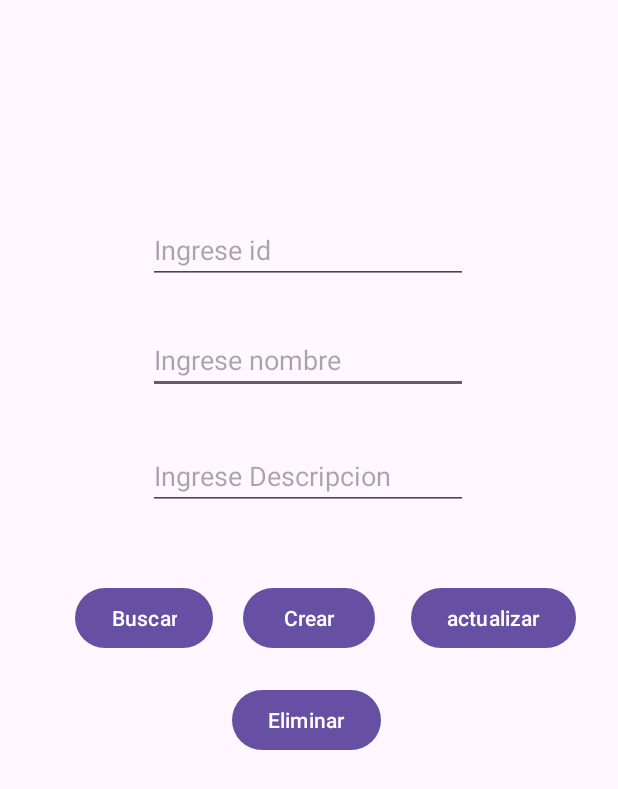
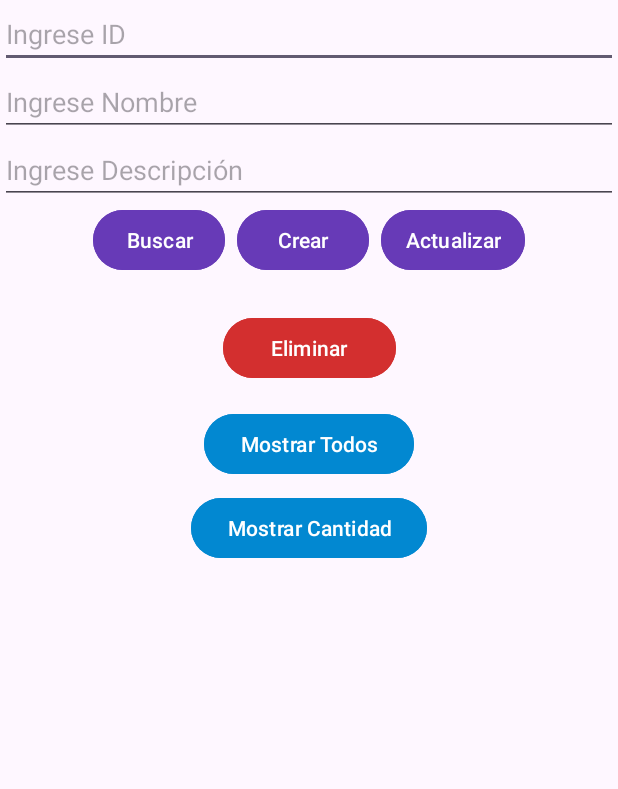
Before and after one commit to MOV-2024-B-CC-GR1/mov-gr1-calahorrano-cualchi-david-alejandro, an Android app: the ECrudEntrenador screen opened directly, with no data from a screen before it, on a phone screen of 412 x 824 dp. Shown: the top 789 px of the screen. Run offline under Robolectric (Android 15) with nearby library versions, the phone set to English and light mode, and no system bars.

Commit message:
Modify and updates SQLite button.

```diff
--- a/Android-01/app/src/main/res/layout/activity_ecrud_entrenador.xml
+++ b/Android-01/app/src/main/res/layout/activity_ecrud_entrenador.xml
@@ -1,92 +1,130 @@
 <?xml version="1.0" encoding="utf-8"?>
-<androidx.constraintlayout.widget.ConstraintLayout xmlns:android="http://schemas.android.com/apk/res/android"
+<androidx.constraintlayout.widget.ConstraintLayout
+    xmlns:android="http://schemas.android.com/apk/res/android"
     xmlns:app="http://schemas.android.com/apk/res-auto"
     xmlns:tools="http://schemas.android.com/tools"
     android:id="@+id/main"
     android:layout_width="match_parent"
     android:layout_height="match_parent"
-    tools:context=".ECrudEntrenador">
+    tools:context=".ECrudEntrenador"
+    android:padding="24dp">
+
+    <!-- Campo ID -->
+    <EditText
+        android:id="@+id/input_id"
+        android:layout_width="0dp"
+        android:layout_height="wrap_content"
+        android:hint="Ingrese ID"
+        android:inputType="number"
+        app:layout_constraintTop_toTopOf="parent"
+        app:layout_constraintStart_toStartOf="parent"
+        app:layout_constraintEnd_toEndOf="parent"
+        android:layout_marginBottom="12dp"/>
+
+    <!-- Campo Nombre -->
+    <EditText
+        android:id="@+id/input_nombre"
+        android:layout_width="0dp"
+        android:layout_height="wrap_content"
+        android:hint="Ingrese Nombre"
+        android:inputType="textPersonName"
+        app:layout_constraintTop_toBottomOf="@id/input_id"
+        app:layout_constraintStart_toStartOf="parent"
+        app:layout_constraintEnd_toEndOf="parent"
+        android:layout_marginBottom="12dp"/>
+
+    <!-- Campo Descripción -->
+    <EditText
+        android:id="@+id/input_descripcion"
+        android:layout_width="0dp"
+        android:layout_height="wrap_content"
+        android:hint="Ingrese Descripción"
+        android:inputType="textPersonName"
+        app:layout_constraintTop_toBottomOf="@id/input_nombre"
+        app:layout_constraintStart_toStartOf="parent"
+        app:layout_constraintEnd_toEndOf="parent"
+        android:layout_marginBottom="24dp"/>
+
+    <!-- Contenedor para los botones superiores -->
+    <LinearLayout
+        android:id="@+id/contenedor_botones"
+        android:layout_width="wrap_content"
+        android:layout_height="wrap_content"
+        android:orientation="horizontal"
+        android:gravity="center"
+        app:layout_constraintTop_toBottomOf="@id/input_descripcion"
+        app:layout_constraintStart_toStartOf="parent"
+        app:layout_constraintEnd_toEndOf="parent"
+        android:layout_marginBottom="16dp">
 
         <Button
             android:id="@+id/btn_buscar_bdd"
             android:layout_width="wrap_content"
             android:layout_height="wrap_content"
-        android:layout_marginEnd="20dp"
             android:text="Buscar"
-        app:layout_constraintBottom_toBottomOf="@+id/btn_crear_bdd"
-        app:layout_constraintEnd_toStartOf="@+id/btn_crear_bdd"
-        app:layout_constraintTop_toTopOf="@+id/btn_crear_bdd"
-        app:layout_constraintVertical_bias="0.0" />
+            android:textColor="#FFFFFF"
+            android:backgroundTint="#673AB7"
+            android:layout_marginEnd="8dp"
+            android:paddingHorizontal="16dp"/>
 
         <Button
             android:id="@+id/btn_crear_bdd"
             android:layout_width="wrap_content"
             android:layout_height="wrap_content"
             android:text="Crear"
-        app:layout_constraintBottom_toBottomOf="parent"
-        app:layout_constraintEnd_toEndOf="parent"
-        app:layout_constraintStart_toStartOf="parent"
-        app:layout_constraintTop_toTopOf="parent" />
+            android:textColor="#FFFFFF"
+            android:backgroundTint="#673AB7"
+            android:layout_marginEnd="8dp"
+            android:paddingHorizontal="16dp"/>
 
         <Button
             android:id="@+id/btn_actualizar_bdd"
             android:layout_width="wrap_content"
             android:layout_height="wrap_content"
-        android:layout_marginStart="24dp"
-        android:text="actualizar"
-        app:layout_constraintBottom_toBottomOf="@+id/btn_crear_bdd"
-        app:layout_constraintStart_toEndOf="@+id/btn_crear_bdd"
-        app:layout_constraintTop_toTopOf="@+id/btn_crear_bdd"
-        app:layout_constraintVertical_bias="0.0" />
+            android:text="Actualizar"
+            android:textColor="#FFFFFF"
+            android:backgroundTint="#673AB7"
+            android:paddingHorizontal="16dp"/>
+    </LinearLayout>
 
+    <!-- Botón Eliminar (Centrado) -->
     <Button
         android:id="@+id/btn_eliminar_bdd"
         android:layout_width="wrap_content"
         android:layout_height="wrap_content"
-        android:layout_marginTop="20dp"
         android:text="Eliminar"
-        app:layout_constraintEnd_toEndOf="@+id/btn_crear_bdd"
-        app:layout_constraintHorizontal_bias="0.666"
-        app:layout_constraintStart_toStartOf="@+id/btn_crear_bdd"
-        app:layout_constraintTop_toBottomOf="@+id/btn_crear_bdd" />
+        android:textColor="#FFFFFF"
+        android:backgroundTint="#D32F2F"
+        android:paddingHorizontal="32dp"
+        app:layout_constraintTop_toBottomOf="@id/contenedor_botones"
+        app:layout_constraintStart_toStartOf="parent"
+        app:layout_constraintEnd_toEndOf="parent"
+        android:layout_marginTop="24dp"/>
 
-    <EditText
-        android:id="@+id/input_nombre"
+    <!-- 🔹 NUEVOS BOTONES: Mostrar todos los entrenadores y contar entrenadores -->
+    <Button
+        android:id="@+id/btn_mostrar_todos"
         android:layout_width="wrap_content"
         android:layout_height="wrap_content"
-        android:layout_marginBottom="32dp"
-        android:ems="10"
-        android:hint="Ingrese nombre"
-        android:inputType="textPersonName"
-        app:layout_constraintBottom_toTopOf="@+id/input_descripcion"
-        app:layout_constraintEnd_toEndOf="@+id/input_descripcion"
-        app:layout_constraintHorizontal_bias="0.0"
-        app:layout_constraintStart_toStartOf="@+id/input_descripcion" />
+        android:text="Mostrar Todos"
+        android:textColor="#FFFFFF"
+        android:backgroundTint="#0288D1"
+        android:paddingHorizontal="24dp"
+        app:layout_constraintTop_toBottomOf="@id/btn_eliminar_bdd"
+        app:layout_constraintStart_toStartOf="parent"
+        app:layout_constraintEnd_toEndOf="parent"
+        android:layout_marginTop="16dp"/>
 
-    <EditText
-        android:id="@+id/input_descripcion"
+    <Button
+        android:id="@+id/btn_mostrar_cantidad"
         android:layout_width="wrap_content"
         android:layout_height="wrap_content"
-        android:layout_marginBottom="48dp"
-        android:ems="10"
-        android:hint="Ingrese Descripcion"
-        android:inputType="textPersonName"
-        app:layout_constraintBottom_toTopOf="@+id/btn_crear_bdd"
-        app:layout_constraintEnd_toEndOf="@+id/btn_crear_bdd"
-        app:layout_constraintHorizontal_bias="0.508"
-        app:layout_constraintStart_toStartOf="@+id/btn_crear_bdd" />
-
-    <EditText
-        android:id="@+id/input_id"
-        android:layout_width="wrap_content"
-        android:layout_height="wrap_content"
-        android:layout_marginBottom="28dp"
-        android:ems="10"
-        android:hint="Ingrese id"
-        android:inputType="textPersonName"
-        app:layout_constraintBottom_toTopOf="@+id/input_nombre"
-        app:layout_constraintEnd_toEndOf="@+id/input_nombre"
-        app:layout_constraintHorizontal_bias="0.0"
-        app:layout_constraintStart_toStartOf="@+id/input_nombre" />
-
+        android:text="Mostrar Cantidad"
+        android:textColor="#FFFFFF"
+        android:backgroundTint="#0288D1"
+        android:paddingHorizontal="24dp"
+        app:layout_constraintTop_toBottomOf="@id/btn_mostrar_todos"
+        app:layout_constraintStart_toStartOf="parent"
+        app:layout_constraintEnd_toEndOf="parent"
+        android:layout_marginTop="8dp"/>
 </androidx.constraintlayout.widget.ConstraintLayout>
```
Also changed, not shown: Android-01/app/src/main/java/com/example/ccgr12024b_dacc/EBaseDeDatos.kt (+16 -0 lines), Android-01/app/src/main/java/com/example/ccgr12024b_dacc/ECrudEntrenador.kt (+49 -10 lines), Android-01/app/src/main/java/com/example/ccgr12024b_dacc/ESqliteHelperEntrenador.kt (+46 -50 lines). Lines whose indentation alone changed are shown as unchanged.
